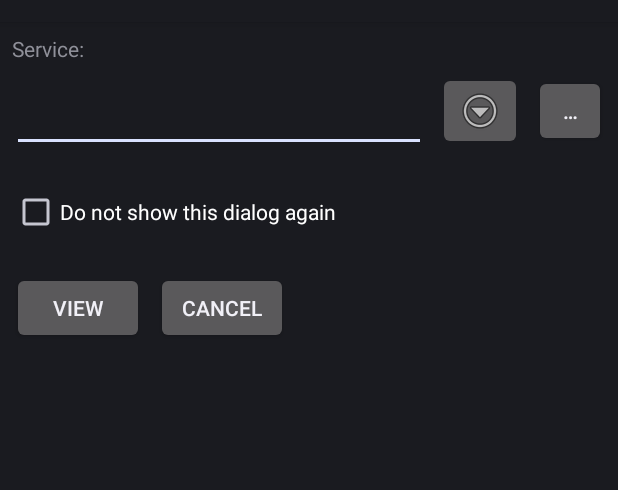
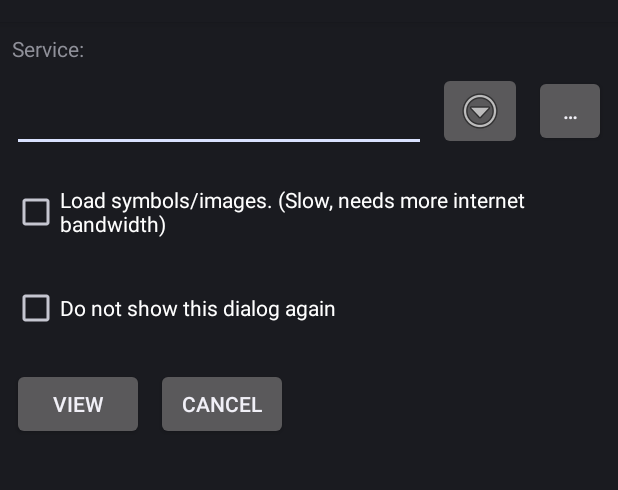
Before and after one commit to k3b/AndroidGeo2ArticlesMap, an Android app: the layout activity_choose_url.xml on its own in the app's theme, with its tools: preview values and no code run, on a phone screen of 412 x 824 dp, the part 62-552 px from its top. Run offline under Robolectric (Android 15) with nearby library versions, the phone set to English and light mode, and no system bars.

Commit message:
#4: Setting: Load symbols/images: Finetune Speed/Internetbandwidth

```diff
--- a/app/src/main/res/layout/activity_choose_url.xml
+++ b/app/src/main/res/layout/activity_choose_url.xml
@@ -8,8 +8,9 @@
 Show articles near
 
 Service:
-[de.wikipedia.org_____] V [...]
+[de.wikipedia.org_____] [V] […]
 
+[X] Load Symbols/Images
 [X] Do not show this dialog again
 
 [View] [Cancel]
@@ -72,6 +73,17 @@ Service:
     <!--  -->
 
     <CheckBox
+        android:id="@+id/chk_with_symbols"
+        android:layout_width="wrap_content"
+        android:layout_height="wrap_content"
+        android:layout_marginStart="8dp"
+        android:layout_marginTop="16dp"
+        android:minHeight="48dp"
+        android:text="@string/lbl_with_symbols"
+        app:layout_constraintStart_toStartOf="parent"
+        app:layout_constraintTop_toBottomOf="@+id/edit_service" />
+
+    <CheckBox
         android:id="@+id/chk_hide"
         android:layout_width="wrap_content"
         android:layout_height="wrap_content"
@@ -80,7 +92,7 @@ Service:
         android:minHeight="48dp"
         android:text="@string/lbl_donot_show_this_dialog_again"
         app:layout_constraintStart_toStartOf="parent"
-        app:layout_constraintTop_toBottomOf="@+id/edit_service" />
+        app:layout_constraintTop_toBottomOf="@+id/chk_with_symbols" />
 
     <!--  -->
 
--- a/app/src/main/res/values/strings.xml
+++ b/app/src/main/res/values/strings.xml
@@ -23,6 +23,7 @@
 
     <string name="lbl_service">Service:</string>
     <string name="hint_edit_service">Enter or select Service</string>
+    <string name="lbl_with_symbols">Load symbols/images.<br/> (Slow, needs more internet bandwidth)</string>
     <string name="lbl_donot_show_this_dialog_again">Do not show this dialog again</string>
     <string name="view">View</string>
     <string name="share">Share</string>
```
Also changed, not shown: app/src/main/java/de/k3b/android/articlemap/GeoConfig.java (+10 -3 lines), app/src/main/java/de/k3b/android/articlemap/ShowArticlesInMapActivity.java (+11 -1 lines), 1 other file.
